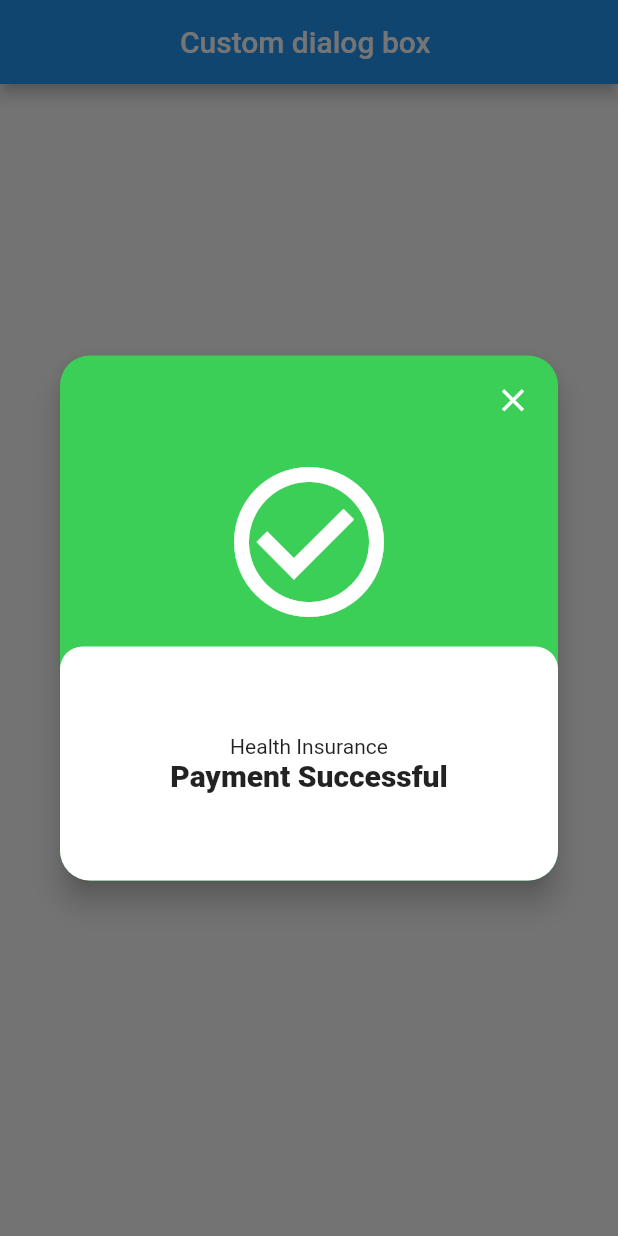
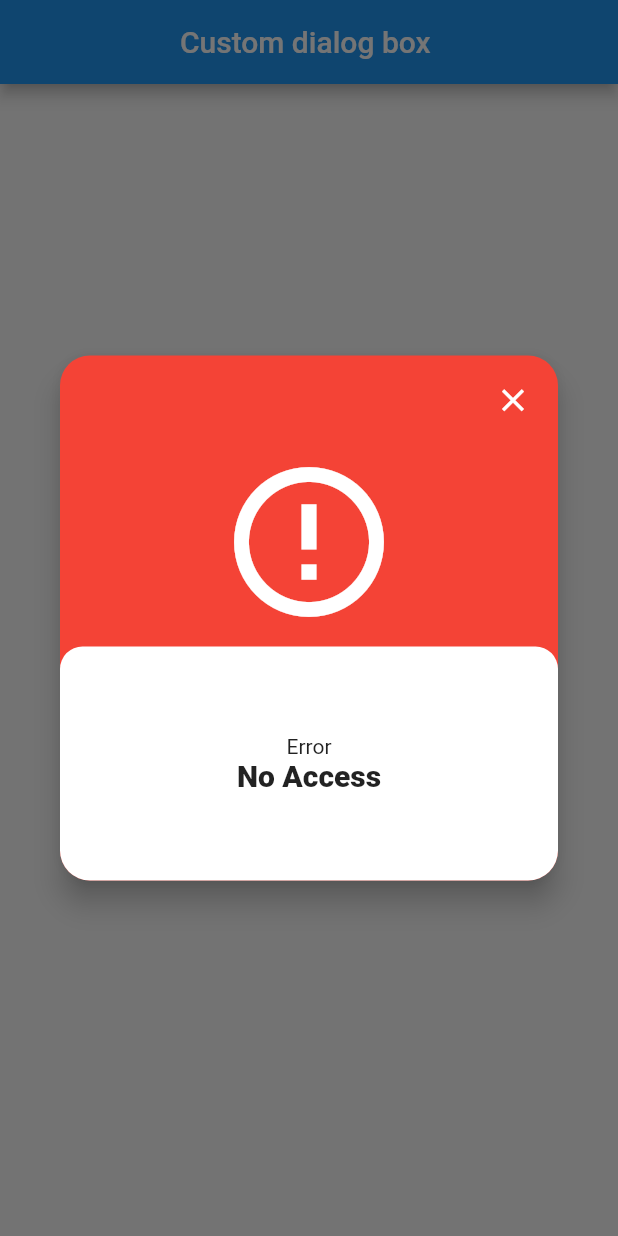
Before and after one commit to Dicksenz/custom_dialog, a Flutter app: the screen it shows after launch, after a tap on "Press", on a phone screen of 412 x 824 dp. Run offline on Flutter 3.47's test engine with Material 2 defaults, Android fonts, the phone set to English and light mode, and no system bars.

Commit message:
example added

```diff
--- a/example/lib/main.dart
+++ b/example/lib/main.dart
@@ -28,17 +28,17 @@ class HomeView extends StatelessWidget {
               context: context,
               builder: (context) => CustomDialog(
                 content: Text(
-                  'Payment Successful',
+                  'No Access',
                   style: TextStyle(
                     fontWeight: FontWeight.w900,
                     fontSize: 20.0,
                   ),
                 ),
-                title: Text('Health Insurance'),
-                firstColor: Color(0xFF3CCF57),
+                title: Text('Error'),
+                firstColor: Colors.red,
                 secondColor: Colors.white,
                 headerIcon: Icon(
-                  Icons.check_circle_outline,
+                  Icons.error_outline,
                   size: 120.0,
                   color: Colors.white,
                 ),
```
